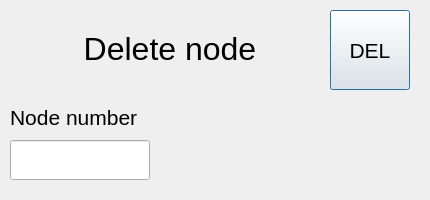
This is Sem_2/Labs/graph/GraphGenerator/deletenode.ui in Meidori/PSTU_Labs_2023 as Qt 5 draws it before an edit. The edited form follows.
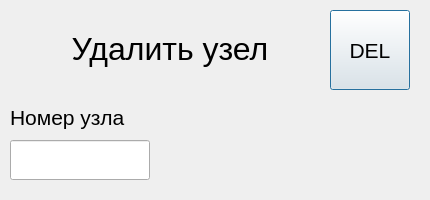
This is the edited form.

Patch:
```diff
--- a/Sem_2/Labs/graph/GraphGenerator/deletenode.ui
+++ b/Sem_2/Labs/graph/GraphGenerator/deletenode.ui
@@ -28,7 +28,7 @@
     </font>
    </property>
    <property name="text">
-    <string>Delete node</string>
+    <string>Удалить узел</string>
    </property>
    <property name="alignment">
     <set>Qt::AlignCenter</set>
@@ -67,7 +67,7 @@
     </font>
    </property>
    <property name="text">
-    <string>Node number</string>
+    <string>Номер узла</string>
    </property>
    <property name="alignment">
     <set>Qt::AlignBottom|Qt::AlignLeading|Qt::AlignLeft</set>
```
